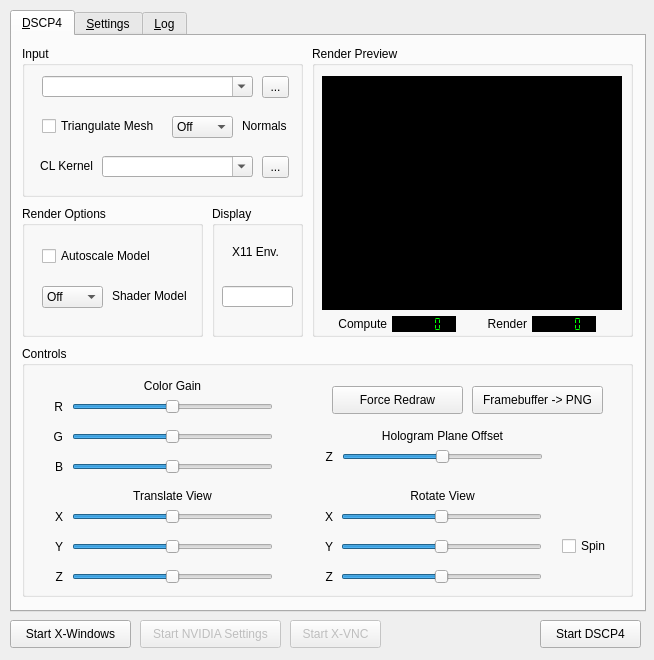
Before: the Qt Designer form render_algorithms/dscp4/dscp4-qt/ui/mainwindow.ui in itsermo/holovideo-algorithms, drawn with Qt 5.
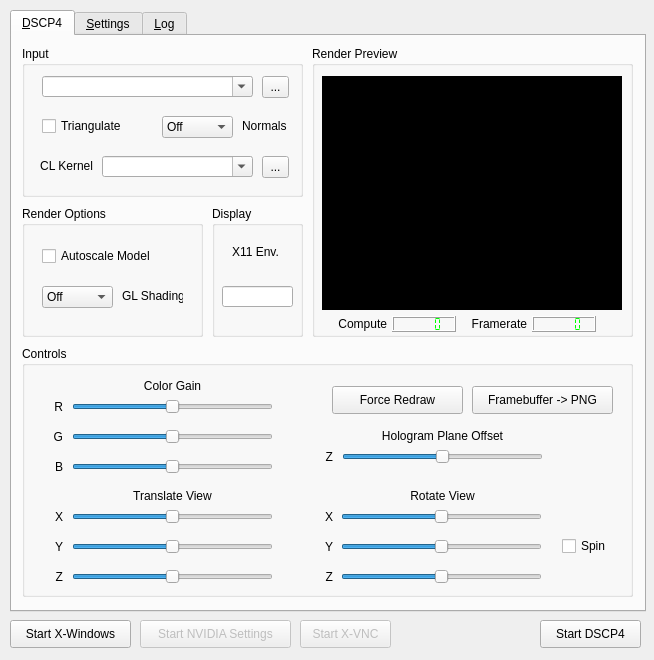
After: the same form once the commit is applied.

Commit message: again adjusting user experience stuff

```diff
--- a/render_algorithms/dscp4/dscp4-qt/ui/mainwindow.ui
+++ b/render_algorithms/dscp4/dscp4-qt/ui/mainwindow.ui
@@ -117,15 +117,15 @@
         <enum>Qt::LeftToRight</enum>
        </property>
        <property name="text">
-        <string>Triangulate Mesh</string>
+        <string>Triangulate</string>
        </property>
       </widget>
       <widget class="QComboBox" name="generateNormalsComboBox">
        <property name="geometry">
         <rect>
-         <x>150</x>
+         <x>140</x>
          <y>70</y>
-         <width>61</width>
+         <width>71</width>
          <height>22</height>
         </rect>
        </property>
@@ -243,7 +243,7 @@
         <rect>
          <x>20</x>
          <y>80</y>
-         <width>61</width>
+         <width>71</width>
          <height>22</height>
         </rect>
        </property>
@@ -269,14 +269,14 @@
       <widget class="QLabel" name="shaderModelLabel">
        <property name="geometry">
         <rect>
-         <x>90</x>
+         <x>100</x>
          <y>80</y>
-         <width>81</width>
+         <width>61</width>
          <height>20</height>
         </rect>
        </property>
        <property name="text">
-        <string>Shader Model</string>
+        <string>GL Shading</string>
        </property>
       </widget>
      </widget>
@@ -605,7 +605,7 @@
         <rect>
          <x>450</x>
          <y>40</y>
-         <width>131</width>
+         <width>141</width>
          <height>28</height>
         </rect>
        </property>
@@ -1039,7 +1039,7 @@
         <string>&lt;html&gt;&lt;head/&gt;&lt;body style=&quot;background: white;&quot;&gt;&lt;p&gt;The total frame render speed, in FPS&lt;/p&gt;&lt;/body&gt;&lt;/html&gt;</string>
        </property>
        <property name="styleSheet">
-        <string notr="true">background: black;</string>
+        <string notr="true">background: black; QToolTip { color: #fff; background-color: #000; border: none; }</string>
        </property>
        <property name="segmentStyle">
         <enum>QLCDNumber::Flat</enum>
@@ -1055,7 +1055,7 @@
         </rect>
        </property>
        <property name="text">
-        <string>Render</string>
+        <string>Framerate</string>
        </property>
        <property name="alignment">
         <set>Qt::AlignRight|Qt::AlignTrailing|Qt::AlignVCenter</set>
@@ -1242,7 +1242,7 @@
         <string>&lt;html&gt;&lt;head/&gt;&lt;body style=&quot;background: white;&quot;&gt;&lt;p&gt;The hologram computation speed, in FPS&lt;/p&gt;&lt;/body&gt;&lt;/html&gt;</string>
        </property>
        <property name="styleSheet">
-        <string notr="true">background: black;</string>
+        <string notr="true">background: black; QToolTip { color: #fff; background-color: #000; border: none; }</string>
        </property>
        <property name="segmentStyle">
         <enum>QLCDNumber::Flat</enum>
@@ -3077,7 +3077,7 @@
      <rect>
       <x>140</x>
       <y>620</y>
-      <width>141</width>
+      <width>151</width>
       <height>28</height>
      </rect>
     </property>
@@ -3094,7 +3094,7 @@
     </property>
     <property name="geometry">
      <rect>
-      <x>290</x>
+      <x>300</x>
       <y>620</y>
       <width>91</width>
       <height>28</height>
```
